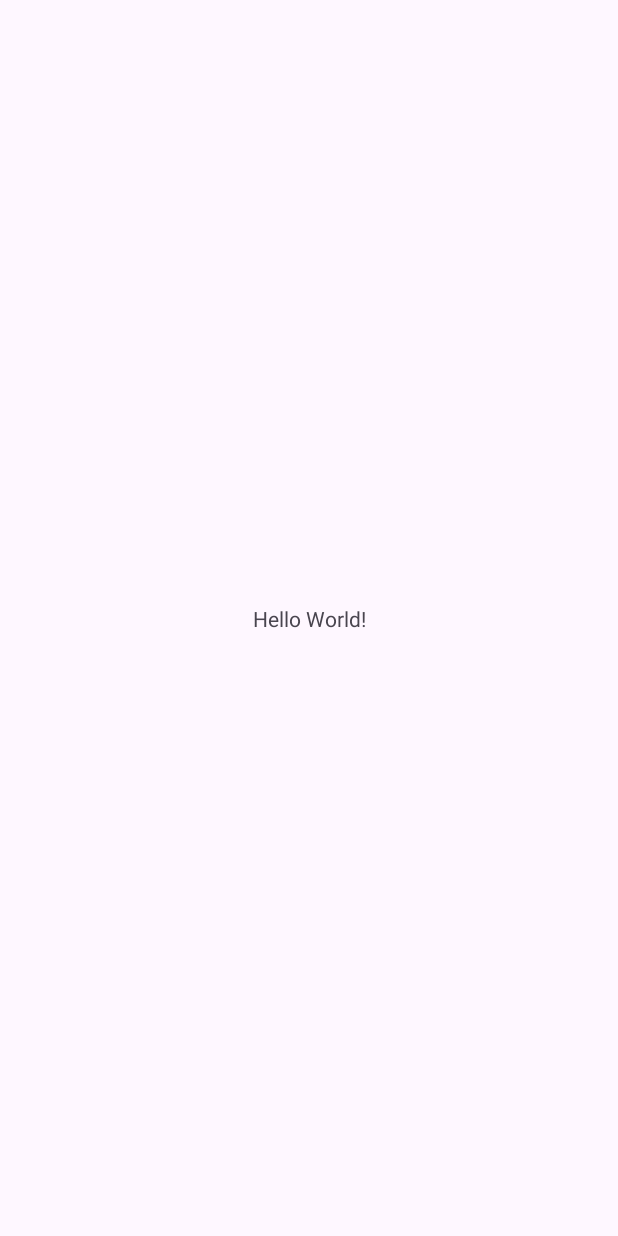
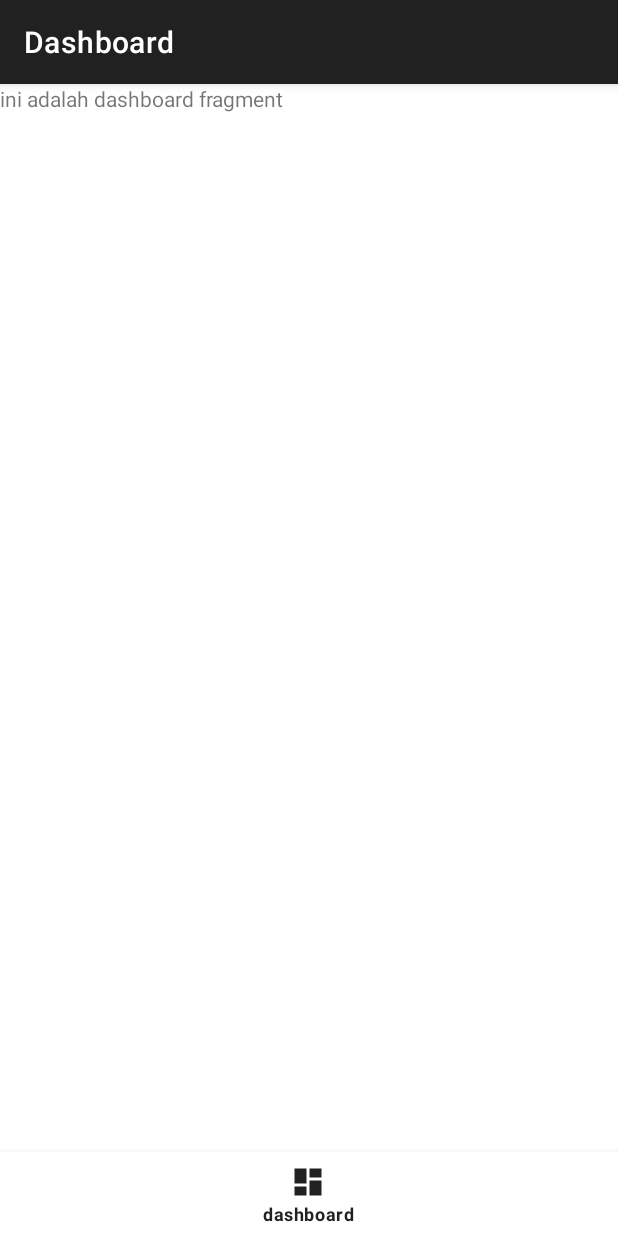
Before and after one commit to Isyara-project/isyara_capstone, an Android app: the screen it shows after launch (MainActivity), on a phone screen of 412 x 824 dp. Before the commit the screen is almost empty. Run offline under Robolectric (Android 15) with nearby library versions, the phone set to English and light mode, and no system bars; our stand-ins replace navigation-ui.

Commit message:
Initial Commit Changes

```diff
--- a/app/src/main/AndroidManifest.xml
+++ b/app/src/main/AndroidManifest.xml
@@ -13,7 +13,7 @@
         android:theme="@style/Theme.Isyara"
         tools:targetApi="31">
         <activity
-            android:name=".MainActivity"
+            android:name=".ui.main.MainActivity"
             android:exported="true">
             <intent-filter>
                 <action android:name="android.intent.action.MAIN" />
--- a/app/src/main/java/com/application/isyara/MainActivity.kt
+++ /dev/null
@@ -1,14 +0,0 @@
-package com.application.isyara
-
-import android.os.Bundle
-import androidx.activity.enableEdgeToEdge
-import androidx.appcompat.app.AppCompatActivity
-import androidx.core.view.ViewCompat
-import androidx.core.view.WindowInsetsCompat
-
-class MainActivity : AppCompatActivity() {
-    override fun onCreate(savedInstanceState: Bundle?) {
-        super.onCreate(savedInstanceState)
-        setContentView(R.layout.activity_main)
-    }
-}
--- /dev/null
+++ b/app/src/main/java/com/application/isyara/ui/dashboard/DashboardFragment.kt
@@ -0,0 +1,32 @@
+package com.application.isyara.ui.dashboard
+
+import android.os.Bundle
+import androidx.fragment.app.Fragment
+import android.view.LayoutInflater
+import android.view.View
+import android.view.ViewGroup
+import com.application.isyara.R
+import com.application.isyara.databinding.FragmentDashboardBinding
+
+class DashboardFragment : Fragment() {
+    private var _binding: FragmentDashboardBinding? = null
+    private val binding get() = _binding!!
+
+    override fun onCreateView(
+        inflater: LayoutInflater, container: ViewGroup?,
+        savedInstanceState: Bundle?
+    ): View {
+        _binding = FragmentDashboardBinding.inflate(inflater, container, false)
+        return binding.root
+    }
+
+    override fun onViewCreated(view: View, savedInstanceState: Bundle?) {
+        super.onViewCreated(view, savedInstanceState)
+    }
+
+    override fun onDestroyView() {
+        super.onDestroyView()
+        _binding = null
+    }
+
+}
--- /dev/null
+++ b/app/src/main/java/com/application/isyara/ui/main/MainActivity.kt
@@ -0,0 +1,40 @@
+package com.application.isyara.ui.main
+
+import android.os.Bundle
+import androidx.appcompat.app.AppCompatActivity
+import androidx.navigation.NavController
+import androidx.navigation.fragment.NavHostFragment
+import androidx.navigation.ui.AppBarConfiguration
+import androidx.navigation.ui.setupActionBarWithNavController
+import androidx.navigation.ui.setupWithNavController
+import com.application.isyara.R
+import com.application.isyara.databinding.ActivityMainBinding
+import com.google.android.material.bottomnavigation.BottomNavigationView
+
+class MainActivity : AppCompatActivity() {
+    private lateinit var binding: ActivityMainBinding
+    private lateinit var navController: NavController
+
+    override fun onCreate(savedInstanceState: Bundle?) {
+        super.onCreate(savedInstanceState)
+        binding = ActivityMainBinding.inflate(layoutInflater)
+        setContentView(binding.root)
+
+        val navView: BottomNavigationView = binding.navView
+        val navHostFragment =
+            supportFragmentManager.findFragmentById(R.id.nav_host_fragment_activity_main) as NavHostFragment
+        navController = navHostFragment.navController
+
+        val appBarConfiguration = AppBarConfiguration(
+            setOf(
+                R.id.navigation_dashboard
+            )
+        )
+        setupActionBarWithNavController(navController, appBarConfiguration)
+        navView.setupWithNavController(navController)
+    }
+
+    override fun onSupportNavigateUp(): Boolean {
+        return navController.navigateUp() || super.onSupportNavigateUp()
+    }
+}
--- /dev/null
+++ b/app/src/main/res/drawable/ic_dashboard.xml
@@ -0,0 +1,5 @@
+<vector xmlns:android="http://schemas.android.com/apk/res/android" android:height="24dp" android:tint="#000000" android:viewportHeight="24" android:viewportWidth="24" android:width="24dp">
+
+    <path android:fillColor="@android:color/white" android:pathData="M3,13h8L11,3L3,3v10zM3,21h8v-6L3,15v6zM13,21h8L21,11h-8v10zM13,3v6h8L21,3h-8z"/>
+
+</vector>
--- a/app/src/main/res/layout/activity_main.xml
+++ b/app/src/main/res/layout/activity_main.xml
@@ -5,15 +5,29 @@
     android:id="@+id/main"
     android:layout_width="match_parent"
     android:layout_height="match_parent"
-    tools:context=".MainActivity">
+    tools:context=".ui.main.MainActivity">
 
-    <TextView
-        android:layout_width="wrap_content"
+    <androidx.fragment.app.FragmentContainerView
+        android:id="@+id/nav_host_fragment_activity_main"
+        android:name="androidx.navigation.fragment.NavHostFragment"
+        android:layout_width="0dp"
+        android:layout_height="0dp"
+        android:layout_marginBottom="8dp"
+        app:defaultNavHost="true"
+        app:navGraph="@navigation/mobile_navigation"
+        app:layout_constraintTop_toTopOf="parent"
+        app:layout_constraintBottom_toTopOf="@id/nav_view"
+        app:layout_constraintStart_toStartOf="parent"
+        app:layout_constraintEnd_toEndOf="parent" />
+
+    <com.google.android.material.bottomnavigation.BottomNavigationView
+        android:id="@+id/nav_view"
+        android:layout_width="match_parent"
         android:layout_height="wrap_content"
-        android:text="Hello World!"
+        app:elevation="8dp"
+        app:menu="@menu/bottom_nav_menu"
         app:layout_constraintBottom_toBottomOf="parent"
-        app:layout_constraintEnd_toEndOf="parent"
         app:layout_constraintStart_toStartOf="parent"
-        app:layout_constraintTop_toTopOf="parent" />
+        app:layout_constraintEnd_toEndOf="parent" />
 
 </androidx.constraintlayout.widget.ConstraintLayout>
--- /dev/null
+++ b/app/src/main/res/layout/fragment_dashboard.xml
@@ -0,0 +1,12 @@
+<?xml version="1.0" encoding="utf-8"?>
+<androidx.constraintlayout.widget.ConstraintLayout xmlns:android="http://schemas.android.com/apk/res/android"
+    xmlns:tools="http://schemas.android.com/tools"
+    android:layout_width="match_parent"
+    android:layout_height="match_parent">
+
+    <TextView
+        android:layout_width="match_parent"
+        android:layout_height="match_parent"
+        android:text="ini adalah dashboard fragment" />
+
+</androidx.constraintlayout.widget.ConstraintLayout>
--- /dev/null
+++ b/app/src/main/res/menu/bottom_nav_menu.xml
@@ -0,0 +1,9 @@
+<?xml version="1.0" encoding="utf-8"?>
+<menu xmlns:android="http://schemas.android.com/apk/res/android">
+
+    <item
+        android:id="@+id/navigation_dashboard"
+        android:icon="@drawable/ic_dashboard"
+        android:title="dashboard" />
+
+</menu>
--- /dev/null
+++ b/app/src/main/res/navigation/mobile_navigation.xml
@@ -0,0 +1,13 @@
+<?xml version="1.0" encoding="utf-8"?>
+<navigation xmlns:android="http://schemas.android.com/apk/res/android"
+    xmlns:app="http://schemas.android.com/apk/res-auto"
+    xmlns:tools="http://schemas.android.com/tools"
+    android:id="@+id/mobile_navigation"
+    app:startDestination="@id/navigation_dashboard">
+
+    <fragment
+        android:id="@+id/navigation_dashboard"
+        android:name="com.application.isyara.ui.dashboard.DashboardFragment"
+        android:label="Dashboard"
+        tools:layout="@layout/fragment_dashboard" />
+</navigation>
--- a/app/src/main/res/values-night/themes.xml
+++ b/app/src/main/res/values-night/themes.xml
@@ -1,6 +1,6 @@
 <resources xmlns:tools="http://schemas.android.com/tools">
     <!-- Base application theme. -->
-    <style name="Base.Theme.Isyara" parent="Theme.Material3.DayNight.NoActionBar">
+    <style name="Theme.Isyara" parent="Theme.MaterialComponents.DayNight.DarkActionBar">
         <!-- Customize your dark theme here. -->
         <!-- <item name="colorPrimary">@color/my_dark_primary</item> -->
     </style>
--- a/app/src/main/res/values/strings.xml
+++ b/app/src/main/res/values/strings.xml
@@ -1,3 +1,5 @@
 <resources>
     <string name="app_name">Isyara</string>
+    <!-- TODO: Remove or change this placeholder text -->
+    <string name="hello_blank_fragment">Hello blank fragment</string>
 </resources>
--- a/app/src/main/res/values/themes.xml
+++ b/app/src/main/res/values/themes.xml
@@ -1,9 +1,7 @@
 <resources xmlns:tools="http://schemas.android.com/tools">
     <!-- Base application theme. -->
-    <style name="Base.Theme.Isyara" parent="Theme.Material3.DayNight.NoActionBar">
+    <style name="Theme.Isyara" parent="Theme.MaterialComponents.DayNight.DarkActionBar">
         <!-- Customize your light theme here. -->
         <!-- <item name="colorPrimary">@color/my_light_primary</item> -->
     </style>
-
-    <style name="Theme.Isyara" parent="Base.Theme.Isyara" />
 </resources>
```
Also changed, not shown: app/build.gradle.kts (+45 -2 lines), gradle/libs.versions.toml (+30 -0 lines).
